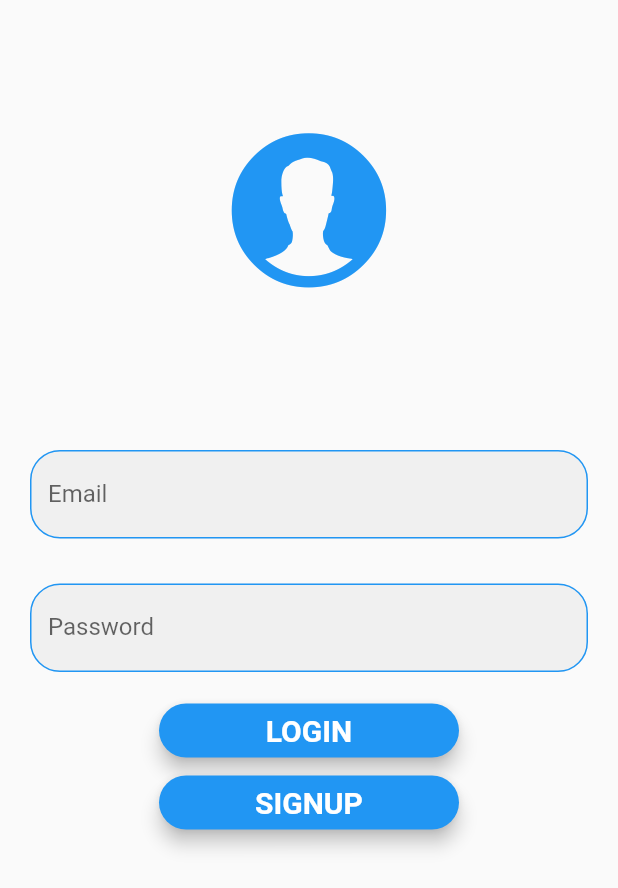
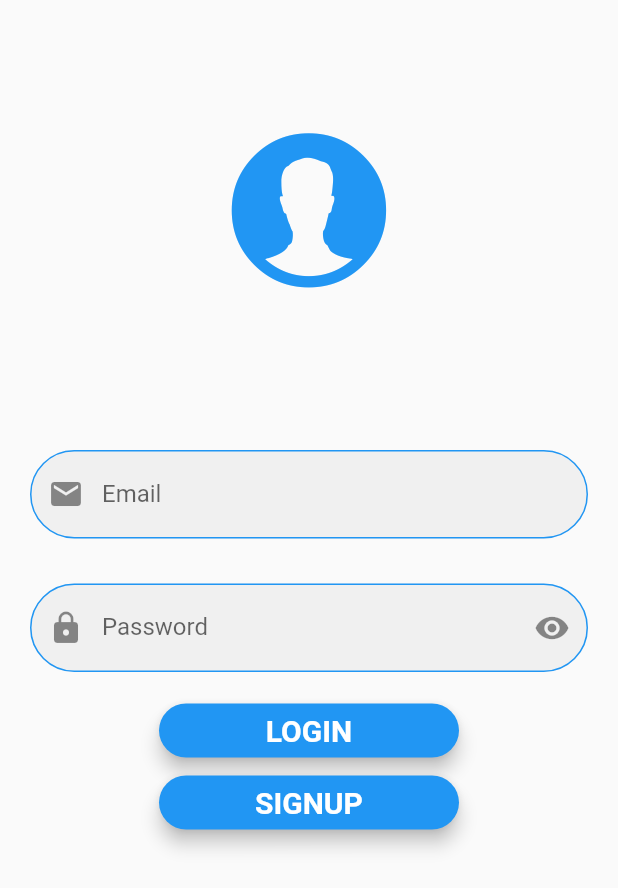
Before and after one commit to sufiyanjamil/firstproject, a Flutter app: the screen it shows after launch, on a phone screen of 412 x 824 dp. Shown: the top 888 px of the screen. Run offline on Flutter 3.47's test engine with Material 2 defaults, Android fonts, the phone set to English and light mode, and no system bars; our stand-ins replace animated_splash_screen.

Commit message:
Initial commit

```diff
--- a/firstproject/lib/mainscreen.dart
+++ b/firstproject/lib/mainscreen.dart
@@ -1,3 +1,5 @@
+// ignore_for_file: prefer_const_constructors
+
 import 'dart:ui';
 
 import 'package:flutter/cupertino.dart';
@@ -15,10 +17,12 @@ class mainscreen extends StatefulWidget {
 }
 
 class _mainscreenState extends State<mainscreen> {
+  bool _isObscure = true;
   @override
   Widget build(BuildContext context) {
     return Scaffold(
       body: SingleChildScrollView(
+        // ignore: unnecessary_new
         child: new Column(
           children: [
             Container(
@@ -34,12 +38,13 @@ class _mainscreenState extends State<mainscreen> {
               child: TextField(
                 keyboardType: TextInputType.emailAddress,
                 decoration: InputDecoration(
+                  prefixIcon: Icon(Icons.email),
                   labelText: 'Email',
                   hintText: 'test123@gmail.com',
                   filled: true,
                   enabledBorder: OutlineInputBorder(
                       borderSide: BorderSide(color: Colors.blue),
-                      borderRadius: BorderRadius.all(Radius.circular(20))),
+                      borderRadius: BorderRadius.all(Radius.circular(30))),
                 ),
               ),
             ),
@@ -49,22 +54,33 @@ class _mainscreenState extends State<mainscreen> {
                 keyboardType: TextInputType.visiblePassword,
                 obscureText: true,
                 decoration: InputDecoration(
+                  prefixIcon: Icon(Icons.lock),
                   labelText: 'Password',
                   hintText: 'Enter a Password',
                   filled: true,
+                  suffixIcon: IconButton(
+                    icon: Icon(
+                      _isObscure ? Icons.visibility : Icons.visibility_off,
+                    ),
+                    onPressed: () {
+                      setState(() {
+                        _isObscure = !_isObscure;
+                      });
+                    },
+                  ),
                   enabledBorder: OutlineInputBorder(
                       borderSide: BorderSide(color: Colors.blue),
-                      borderRadius: BorderRadius.all(Radius.circular(20))),
+                      borderRadius: BorderRadius.all(Radius.circular(30))),
                 ),
               ),
             ),
             Column(
-              mainAxisAlignment: MainAxisAlignment.end,
               children: [
                 SizedBox(
                   height: 15,
                   width: 50,
                 ),
+                // ignore: unnecessary_new
                 new MaterialButton(
                   onPressed: () {},
                   child: Text(
```
Also changed, not shown: firstproject/lib/main.dart (+6 -5 lines).
